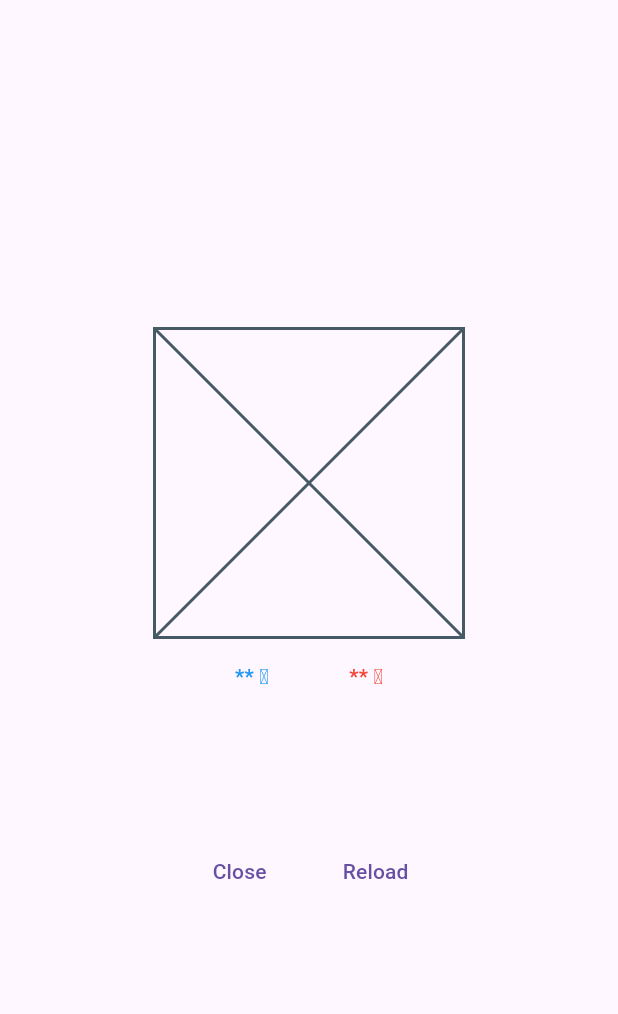
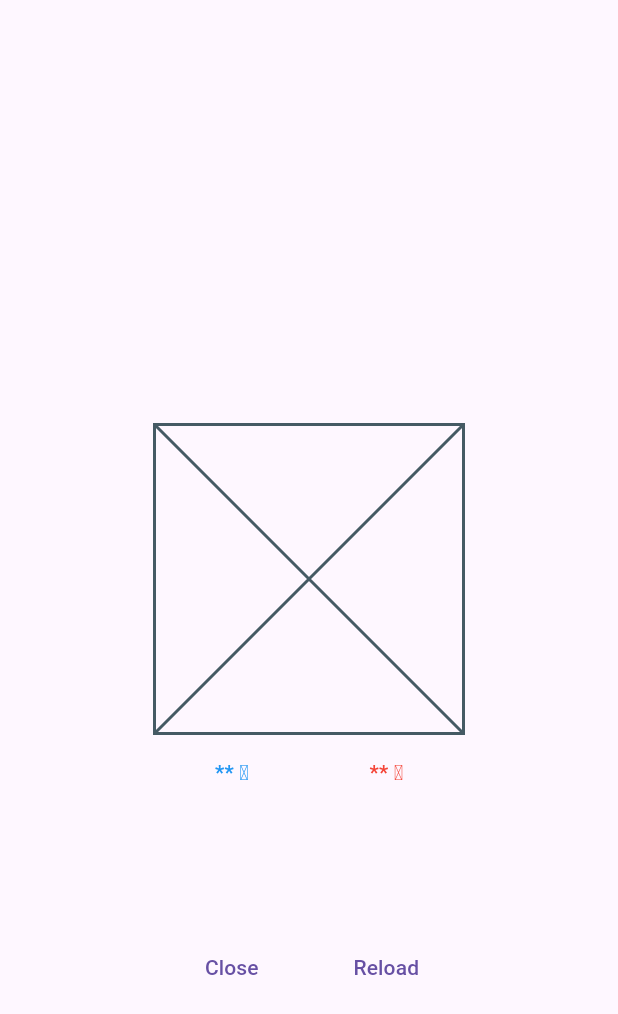
Before and after one commit to KojoBarbie/flutter-training-yumemi, a Flutter app: the screen it shows after launch, on a phone screen of 412 x 824 dp. Shown: the top 1014 px of the screen. Run offline on Flutter 3.47's test engine with Material 3 defaults, Android fonts, the phone set to English and light mode, and no system bars.

Commit message:
feat: session1-2

```diff
--- a/lib/main.dart
+++ b/lib/main.dart
@@ -15,9 +15,10 @@ class MainApp extends StatelessWidget {
           child: SizedBox(
             width: MediaQuery.of(context).size.width * 0.5,
             child: Column(
-              // mainAxisAlignmentで合わせると、矩形が正しく中央にこない
-              mainAxisAlignment: MainAxisAlignment.center,
               children: [
+                const Expanded(
+                  child: SizedBox(),
+                ),
                 const AspectRatio(
                   aspectRatio: 1,
                   child: Placeholder(),
@@ -25,46 +26,59 @@ class MainApp extends StatelessWidget {
                 Row(
                   mainAxisAlignment: MainAxisAlignment.spaceEvenly,
                   children: [
-                    Container(
+                    Expanded(
+                      child: Container(
                         alignment: Alignment.center,
                         padding: const EdgeInsets.symmetric(vertical: 16),
                         child: Text(
                           '** ℃',
-                        style: Theme.of(context).textTheme.labelLarge?.copyWith(
+                          style:
+                              Theme.of(context).textTheme.labelLarge?.copyWith(
                                     color: Colors.blue,
                                   ),
                         ),
                       ),
-                    Container(
+                    ),
+                    Expanded(
+                      child: Container(
                         alignment: Alignment.center,
                         padding: const EdgeInsets.symmetric(vertical: 16),
                         child: Text(
                           '** ℃',
-                        style: Theme.of(context).textTheme.labelLarge?.copyWith(
+                          style:
+                              Theme.of(context).textTheme.labelLarge?.copyWith(
                                     color: Colors.red,
+                                  ),
                         ),
                       ),
                     ),
                   ],
                 ),
-                Padding(
+                Expanded(
+                  child: Container(
+                    alignment: Alignment.topCenter,
                     padding: const EdgeInsets.only(top: 80),
                     child: Row(
                       mainAxisAlignment: MainAxisAlignment.spaceEvenly,
                       children: [
-                      TextButton(
+                        Expanded(
+                          child: TextButton(
                             onPressed: () {
                               debugPrint('Close');
                             },
                             child: const Text('Close'),
                           ),
-                      TextButton(
+                        ),
+                        Expanded(
+                          child: TextButton(
                             onPressed: () {
                               debugPrint('Reload');
                             },
                             child: const Text('Reload'),
                           ),
+                        ),
                       ],
+                    ),
                   ),
                 ),
               ],
```
Lines whose indentation alone changed are shown as unchanged.
